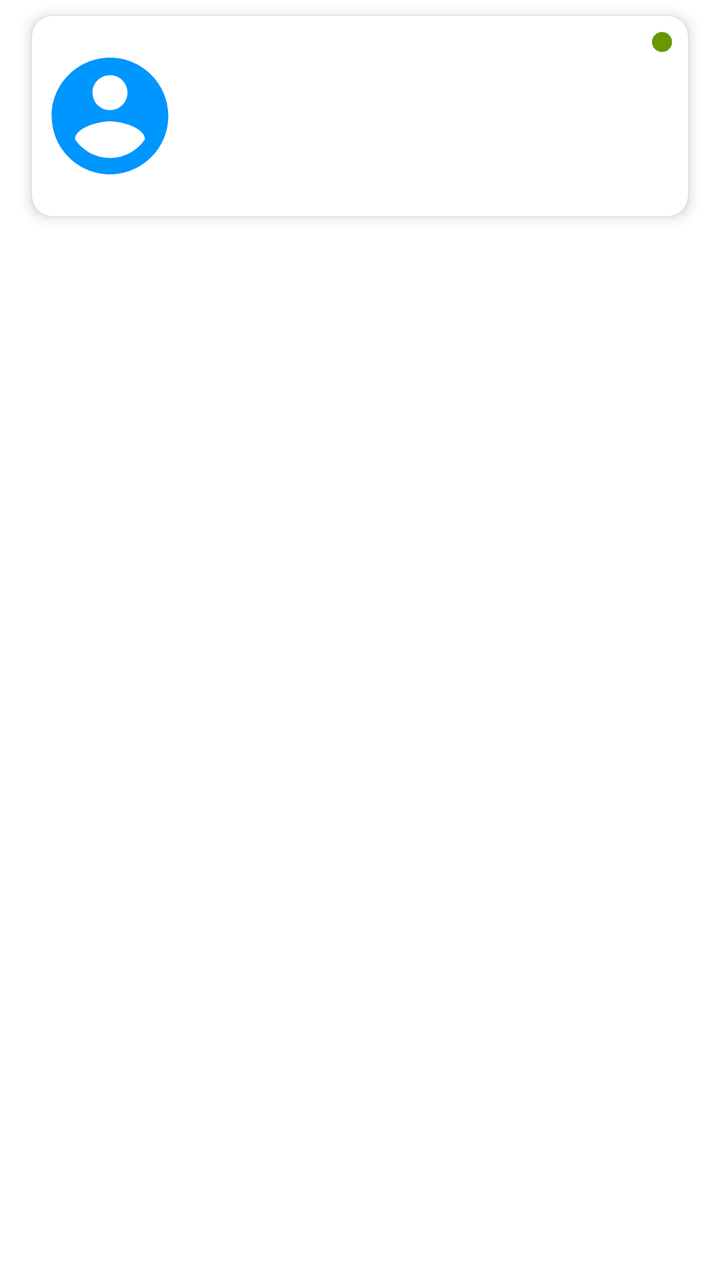
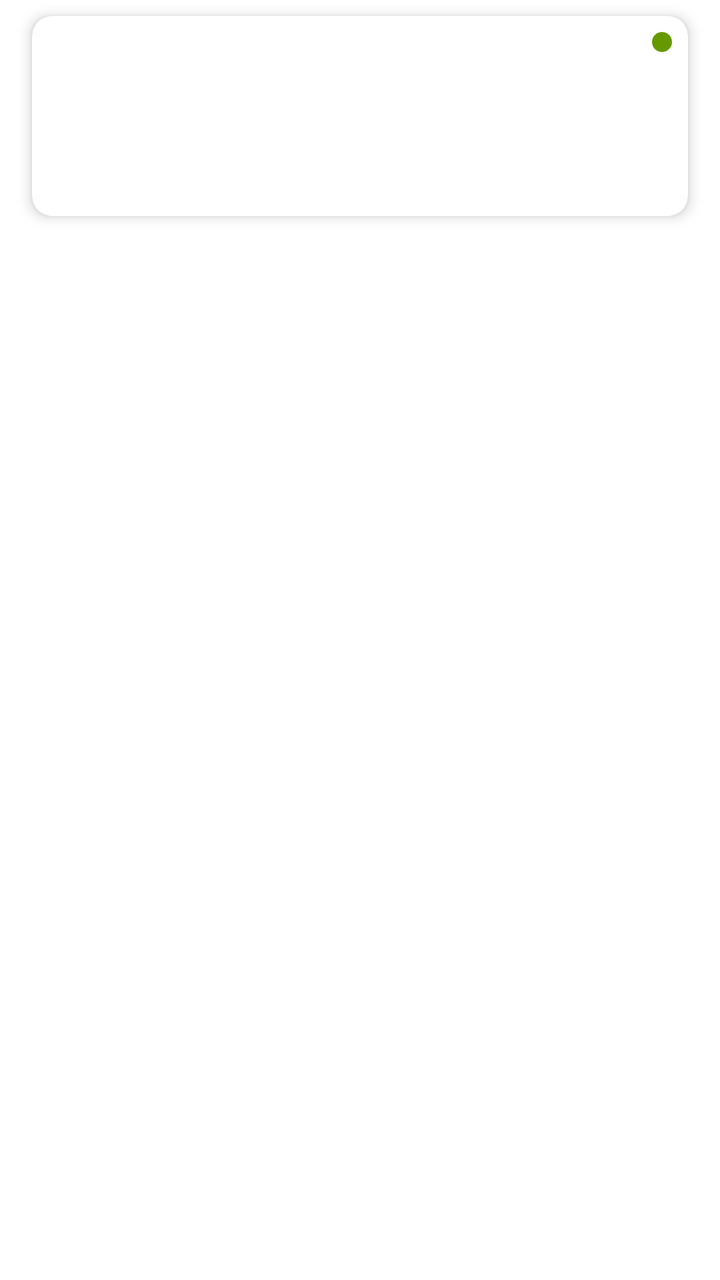

Compare the two renders of this Android layout. The source of the first and the diff that turns it into the second are given below.
<!-- AndroidManifest.xml: application theme AppTheme -->
<!-- res/layout/card_event_profile.xml -->
<?xml version="1.0" encoding="utf-8"?>
<layout xmlns:android="http://schemas.android.com/apk/res/android"
    xmlns:app="http://schemas.android.com/apk/res-auto">

    <data>

        <variable
            name="event"
            type="mfz.myfzone_sport.myf_zone.model.event.Event" />
    </data>

    <LinearLayout
        android:layout_width="match_parent"
        android:layout_height="wrap_content"
        android:orientation="vertical">

        <com.google.android.material.card.MaterialCardView
            android:id="@+id/cardView_detail_profile"
            android:layout_width="match_parent"
            android:layout_height="100dp"
            android:layout_marginStart="16dp"
            android:layout_marginTop="8dp"
            android:layout_marginEnd="16dp"
            android:layout_marginBottom="8dp"
            android:clickable="true"
            android:focusable="true"
            android:padding="8dp"
            app:cardCornerRadius="10dp"
            app:cardElevation="4dp">

            <RelativeLayout
                android:layout_width="match_parent"
                android:layout_height="wrap_content">

                <ImageView
                    android:id="@+id/cardView_clubImage_profile"
                    android:layout_width="70dp"
                    android:layout_height="70dp"
                    android:layout_centerVertical="true"
                    android:layout_marginStart="4dp"
                    android:layout_marginTop="8dp"
                    android:layout_marginEnd="4dp"
                    android:layout_marginBottom="8dp"
                    android:contentDescription="@string/image_club"
                    android:src="@drawable/ic_account" />

                <RelativeLayout
                    android:layout_width="wrap_content"
                    android:layout_height="wrap_content"
                    android:layout_toEndOf="@+id/cardView_clubImage_profile">

                    <LinearLayout
                        android:id="@+id/event_detail_owner_info"
                        android:layout_width="wrap_content"
                        android:layout_height="match_parent"
                        android:layout_margin="6dp"
                        android:orientation="vertical"
                        android:padding="4dp">

                        <TextView
                            android:id="@+id/cardView_clubName_profile"
                            android:layout_width="wrap_content"
                            android:layout_height="wrap_content"
                            android:text="@{@string/owner_txt  + ` - ` +  event.owner.clubAcronym + ` ` + event.owner.categoryName + ` ` + event.owner.subCategoryName}"
                            android:textColor="@android:color/black"
                            android:textSize="18sp" />

                        <TextView
                            android:id="@+id/cardView_clubDesc_profile"
                            android:layout_width="wrap_content"
                            android:layout_height="wrap_content"
                            android:layout_marginStart="8dp"
                            android:text="@{event.owner.coachFullname}"
                            android:textColor="@android:color/darker_gray"
                            android:textSize="16sp" />

                    </LinearLayout>

                    <RelativeLayout
                        android:layout_width="40dp"
                        android:layout_height="match_parent"
                        android:layout_alignParentEnd="true"
                        android:layout_margin="8dp">

                        <ImageView
                            android:id="@+id/notificationDotOwner"
                            android:layout_width="wrap_content"
                            android:layout_height="wrap_content"
                            android:layout_alignParentEnd="true"
                            android:background="@drawable/notification_dot_green"
                            android:contentDescription="@string/notification_dot" />

                        
                        
                        
                        
                        
                        
                        
                        
                        
                        

                    </RelativeLayout>

                </RelativeLayout>

            </RelativeLayout>

        </com.google.android.material.card.MaterialCardView>

    </LinearLayout>
</layout>
<!-- resources referenced by this layout -->
<resources>
  <!-- drawable ic_account (drawable) -->
  <vector xmlns:android="http://schemas.android.com/apk/res/android"
      android:width="48dp"
      android:height="48dp"
      android:tint="#0096FF"
      android:viewportWidth="24"
      android:viewportHeight="24">
      <path
          android:fillColor="@android:color/white"
          android:pathData="M12,2C6.48,2 2,6.48 2,12s4.48,10 10,10 10,-4.48 10,-10S17.52,2 12,2zM12,5c1.66,0 3,1.34 3,3s-1.34,3 -3,3 -3,-1.34 -3,-3 1.34,-3 3,-3zM12,19.2c-2.5,0 -4.71,-1.28 -6,-3.22 0.03,-1.99 4,-3.08 6,-3.08 1.99,0 5.97,1.09 6,3.08 -1.29,1.94 -3.5,3.22 -6,3.22z" />
  </vector>
  <!-- drawable notification_dot_green (drawable) -->
  <?xml version="1.0" encoding="utf-8"?>
  <shape xmlns:android="http://schemas.android.com/apk/res/android"
      android:shape="rectangle">
      <corners android:radius="5dp" />
      <solid android:color="@android:color/holo_green_dark" />
      <size
          android:width="10dp"
          android:height="10dp" />
  </shape>
  <string name="image_club">Image club</string>
  <string name="notification_dot">Notification Dot</string>
  <string name="owner_txt">Organisateur</string>
  <style name="AppTheme" parent="Theme.MaterialComponents.Light.DarkActionBar">
          
          <item name="colorPrimary">@color/colorPrimary</item>
          <item name="colorPrimaryDark">@color/colorPrimaryDark</item>
          <item name="colorAccent">@color/colorAccent</item>
          <item name="android:windowActionBarOverlay">true</item>
          
          <item name="windowActionBarOverlay">true</item>
      </style>
  <color name="colorPrimary">#6200EE</color>
  <color name="colorPrimaryDark">#3700B3</color>
  <color name="colorAccent">#03DAC5</color>
</resources>

<!-- the commit's change to res/layout/card_event_profile.xml (unified diff, before → after) -->
@@ -42,7 +42,7 @@
                     android:layout_marginEnd="4dp"
                     android:layout_marginBottom="8dp"
                     android:contentDescription="@string/image_club"
-                    android:src="@drawable/ic_account" />
+                    app:imageResource="@{event.eventTypeImage}" />
 
                 <RelativeLayout
                     android:layout_width="wrap_content"
@@ -61,7 +61,7 @@
                             android:id="@+id/cardView_clubName_profile"
                             android:layout_width="wrap_content"
                             android:layout_height="wrap_content"
-                            android:text="@{@string/owner_txt  + ` - ` +  event.owner.clubAcronym + ` ` + event.owner.categoryName + ` ` + event.owner.subCategoryName}"
+                            android:text="@{event.eventTypeString}"
                             android:textColor="@android:color/black"
                             android:textSize="18sp" />
 
<!-- resource entries referenced after the edit -->
@@ -1,16 +1,5 @@
 <!-- resources referenced by this layout -->
 <resources>
-  <!-- drawable ic_account (drawable) -->
-  <vector xmlns:android="http://schemas.android.com/apk/res/android"
-      android:width="48dp"
-      android:height="48dp"
-      android:tint="#0096FF"
-      android:viewportWidth="24"
-      android:viewportHeight="24">
-      <path
-          android:fillColor="@android:color/white"
-          android:pathData="M12,2C6.48,2 2,6.48 2,12s4.48,10 10,10 10,-4.48 10,-10S17.52,2 12,2zM12,5c1.66,0 3,1.34 3,3s-1.34,3 -3,3 -3,-1.34 -3,-3 1.34,-3 3,-3zM12,19.2c-2.5,0 -4.71,-1.28 -6,-3.22 0.03,-1.99 4,-3.08 6,-3.08 1.99,0 5.97,1.09 6,3.08 -1.29,1.94 -3.5,3.22 -6,3.22z" />
-  </vector>
   <!-- drawable notification_dot_green (drawable) -->
   <?xml version="1.0" encoding="utf-8"?>
   <shape xmlns:android="http://schemas.android.com/apk/res/android"
@@ -23,7 +12,6 @@
   </shape>
   <string name="image_club">Image club</string>
   <string name="notification_dot">Notification Dot</string>
-  <string name="owner_txt">Organisateur</string>
   <style name="AppTheme" parent="Theme.MaterialComponents.Light.DarkActionBar">
           
           <item name="colorPrimary">@color/colorPrimary</item>
